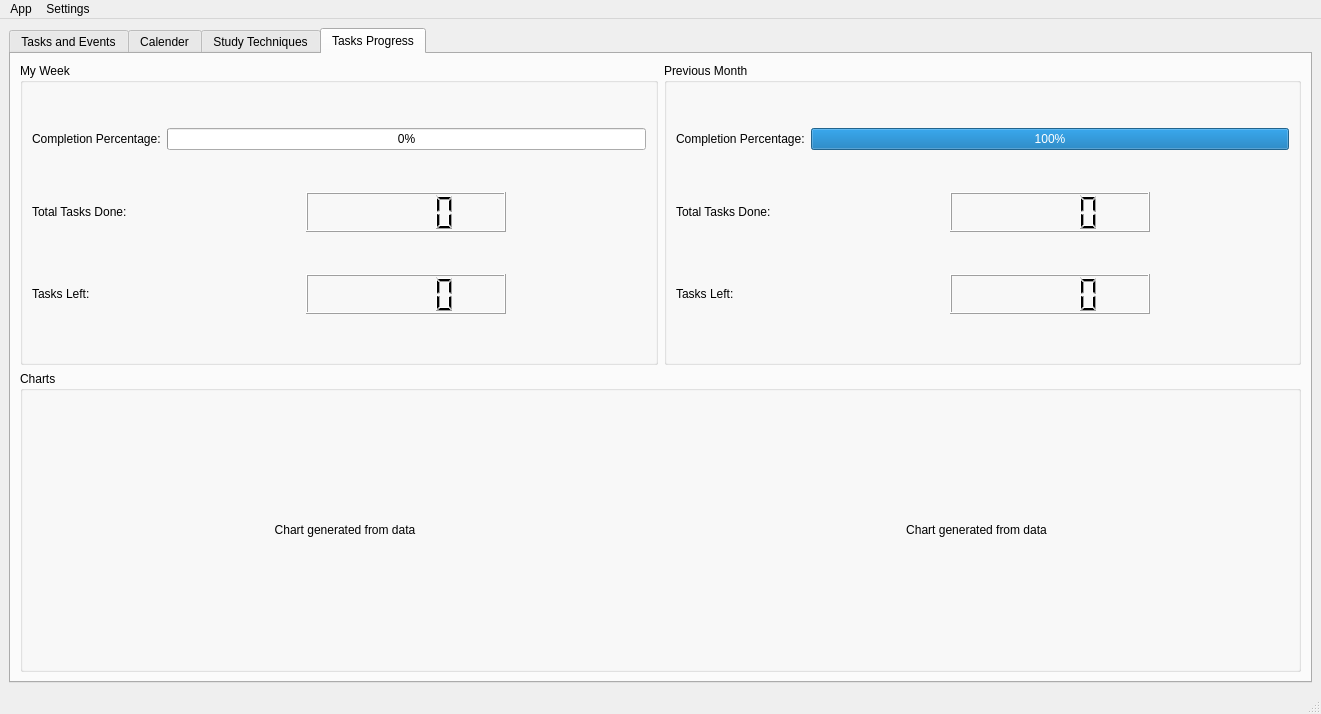
The window that App/mainWindow.ui (BadrGello/Task-Management-App) describes before a commit, drawn with Qt 5.
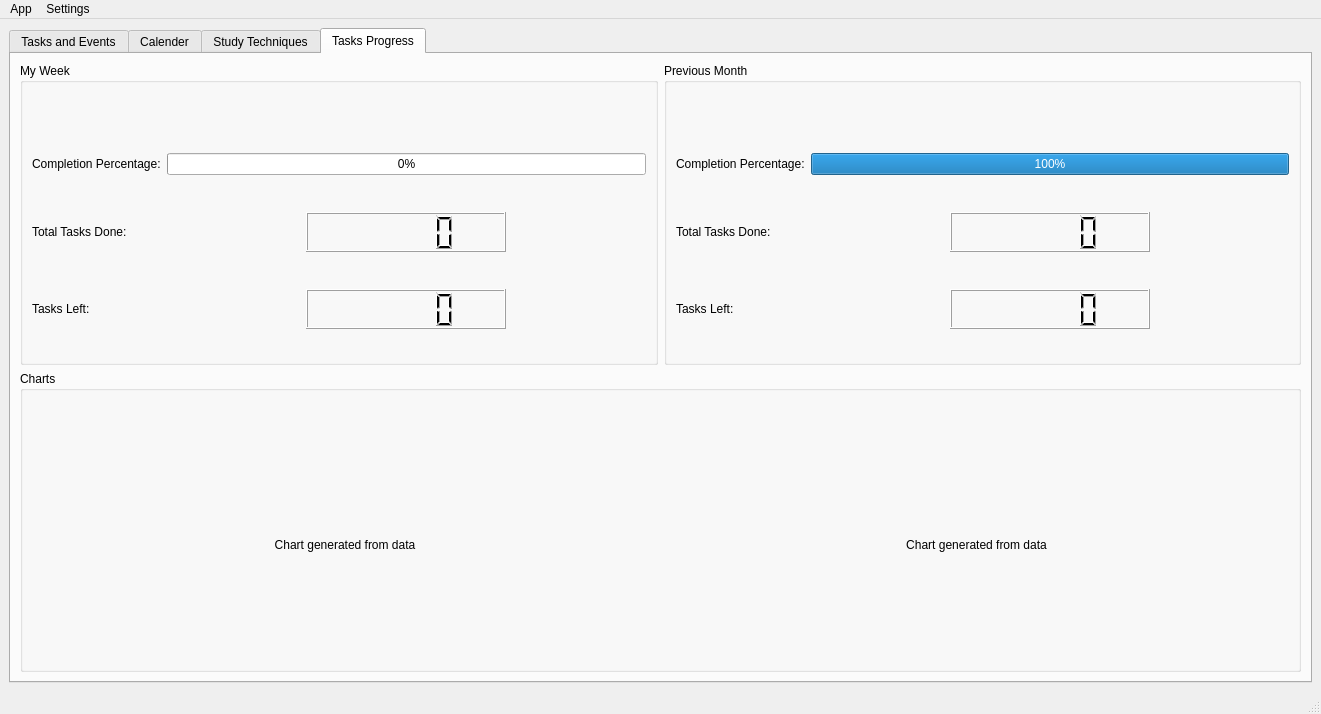
The same window after the commit. The open tabs and pages were chosen to show the change. Icons and pictures are not drawn.

What changed in the file:
```diff
--- a/App/mainWindow.ui
+++ b/App/mainWindow.ui
@@ -836,79 +836,7 @@
         <string>Tasks Progress</string>
        </attribute>
        <layout class="QGridLayout" name="gridLayout_5">
-        <item row="0" column="1">
-         <widget class="QGroupBox" name="prev_month">
-          <property name="title">
-           <string>Previous Month</string>
-          </property>
-          <property name="flat">
-           <bool>true</bool>
-          </property>
-          <layout class="QGridLayout" name="gridLayout_8">
-           <item row="0" column="0">
-            <widget class="QLabel" name="copmletion_label_2">
-             <property name="text">
-              <string>Completion Percentage:</string>
-             </property>
-            </widget>
-           </item>
-           <item row="0" column="1">
-            <widget class="QProgressBar" name="completion_bar_month">
-             <property name="value">
-              <number>100</number>
-             </property>
-            </widget>
-           </item>
-           <item row="1" column="0">
-            <widget class="QLabel" name="done_2">
-             <property name="text">
-              <string>Total Tasks Done:</string>
-             </property>
-            </widget>
-           </item>
-           <item row="1" column="1" alignment="Qt::AlignHCenter">
-            <widget class="QLCDNumber" name="doneNum_month">
-             <property name="minimumSize">
-              <size>
-               <width>200</width>
-               <height>40</height>
-              </size>
-             </property>
-             <property name="maximumSize">
-              <size>
-               <width>200</width>
-               <height>40</height>
-              </size>
-             </property>
-            </widget>
-           </item>
-           <item row="2" column="0">
-            <widget class="QLabel" name="left_2">
-             <property name="text">
-              <string>Tasks Left:</string>
-             </property>
-            </widget>
-           </item>
-           <item row="2" column="1" alignment="Qt::AlignHCenter">
-            <widget class="QLCDNumber" name="leftNum_month">
-             <property name="minimumSize">
-              <size>
-               <width>200</width>
-               <height>40</height>
-              </size>
-             </property>
-             <property name="maximumSize">
-              <size>
-               <width>200</width>
-               <height>40</height>
-              </size>
-             </property>
-            </widget>
-           </item>
-          </layout>
-         </widget>
-        </item>
-        <item row="1" column="0" colspan="2">
+        <item row="2" column="0" colspan="2">
          <widget class="QGroupBox" name="myDay_data_2">
           <property name="title">
            <string>Charts</string>
@@ -917,31 +845,63 @@
            <bool>true</bool>
           </property>
           <layout class="QGridLayout" name="gridLayout_6">
+           <item row="1" column="1">
+            <widget class="QLabel" name="chart_month">
+             <property name="text">
+              <string>Chart generated from data</string>
+             </property>
+             <property name="textFormat">
+              <enum>Qt::AutoText</enum>
+             </property>
+             <property name="alignment">
+              <set>Qt::AlignCenter</set>
+             </property>
+            </widget>
+           </item>
+           <item row="1" column="0">
+            <widget class="QLabel" name="chart_week">
+             <property name="text">
+              <string>Chart generated from data</string>
+             </property>
+             <property name="textFormat">
+              <enum>Qt::AutoText</enum>
+             </property>
+             <property name="alignment">
+              <set>Qt::AlignCenter</set>
+             </property>
+            </widget>
+           </item>
            <item row="0" column="0">
-            <widget class="QLabel" name="chart1_3">
-             <property name="text">
-              <string>Chart generated from data</string>
+            <spacer name="verticalSpacer_10">
+             <property name="orientation">
+              <enum>Qt::Vertical</enum>
              </property>
-             <property name="textFormat">
-              <enum>Qt::AutoText</enum>
+             <property name="sizeType">
+              <enum>QSizePolicy::Fixed</enum>
              </property>
-             <property name="alignment">
-              <set>Qt::AlignCenter</set>
+             <property name="sizeHint" stdset="0">
+              <size>
+               <width>20</width>
+               <height>30</height>
+              </size>
              </property>
-            </widget>
+            </spacer>
            </item>
            <item row="0" column="1">
-            <widget class="QLabel" name="chart1_2">
-             <property name="text">
-              <string>Chart generated from data</string>
+            <spacer name="verticalSpacer_11">
+             <property name="orientation">
+              <enum>Qt::Vertical</enum>
              </property>
-             <property name="textFormat">
-              <enum>Qt::AutoText</enum>
+             <property name="sizeType">
+              <enum>QSizePolicy::Fixed</enum>
              </property>
-             <property name="alignment">
-              <set>Qt::AlignCenter</set>
+             <property name="sizeHint" stdset="0">
+              <size>
+               <width>20</width>
+               <height>30</height>
+              </size>
              </property>
-            </widget>
+            </spacer>
            </item>
           </layout>
          </widget>
@@ -955,14 +915,7 @@
            <bool>true</bool>
           </property>
           <layout class="QGridLayout" name="gridLayout_7">
-           <item row="0" column="0">
-            <widget class="QLabel" name="copmletion_label">
-             <property name="text">
-              <string>Completion Percentage:</string>
-             </property>
-            </widget>
-           </item>
-           <item row="0" column="1">
+           <item row="2" column="1">
             <widget class="QProgressBar" name="completion_bar_week">
              <property name="enabled">
               <bool>true</bool>
@@ -972,37 +925,44 @@
              </property>
             </widget>
            </item>
-           <item row="1" column="0">
+           <item row="4" column="0">
             <widget class="QLabel" name="done">
              <property name="text">
               <string>Total Tasks Done:</string>
              </property>
             </widget>
            </item>
-           <item row="1" column="1" alignment="Qt::AlignHCenter">
-            <widget class="QLCDNumber" name="doneNum_week">
-             <property name="minimumSize">
-              <size>
-               <width>200</width>
-               <height>40</height>
-              </size>
-             </property>
-             <property name="maximumSize">
-              <size>
-               <width>200</width>
-               <height>40</height>
-              </size>
+           <item row="2" column="0">
+            <widget class="QLabel" name="copmletion_label">
+             <property name="text">
+              <string>Completion Percentage:</string>
              </property>
             </widget>
            </item>
-           <item row="2" column="0">
+           <item row="6" column="0">
             <widget class="QLabel" name="left">
              <property name="text">
               <string>Tasks Left:</string>
              </property>
             </widget>
            </item>
-           <item row="2" column="1" alignment="Qt::AlignHCenter">
+           <item row="4" column="1" alignment="Qt::AlignHCenter">
+            <widget class="QLCDNumber" name="doneNum_week">
+             <property name="minimumSize">
+              <size>
+               <width>200</width>
+               <height>40</height>
+              </size>
+             </property>
+             <property name="maximumSize">
+              <size>
+               <width>200</width>
+               <height>40</height>
+              </size>
+             </property>
+            </widget>
+           </item>
+           <item row="6" column="1" alignment="Qt::AlignHCenter">
             <widget class="QLCDNumber" name="leftNum_week">
              <property name="minimumSize">
               <size>
@@ -1018,6 +978,174 @@
              </property>
             </widget>
            </item>
+           <item row="3" column="1">
+            <spacer name="verticalSpacer_12">
+             <property name="orientation">
+              <enum>Qt::Vertical</enum>
+             </property>
+             <property name="sizeType">
+              <enum>QSizePolicy::Fixed</enum>
+             </property>
+             <property name="sizeHint" stdset="0">
+              <size>
+               <width>20</width>
+               <height>10</height>
+              </size>
+             </property>
+            </spacer>
+           </item>
+           <item row="1" column="1">
+            <spacer name="verticalSpacer_8">
+             <property name="orientation">
+              <enum>Qt::Vertical</enum>
+             </property>
+             <property name="sizeType">
+              <enum>QSizePolicy::Fixed</enum>
+             </property>
+             <property name="sizeHint" stdset="0">
+              <size>
+               <width>20</width>
+               <height>40</height>
+              </size>
+             </property>
+            </spacer>
+           </item>
+           <item row="5" column="1">
+            <spacer name="verticalSpacer_13">
+             <property name="orientation">
+              <enum>Qt::Vertical</enum>
+             </property>
+             <property name="sizeType">
+              <enum>QSizePolicy::Fixed</enum>
+             </property>
+             <property name="sizeHint" stdset="0">
+              <size>
+               <width>20</width>
+               <height>10</height>
+              </size>
+             </property>
+            </spacer>
+           </item>
+          </layout>
+         </widget>
+        </item>
+        <item row="0" column="1">
+         <widget class="QGroupBox" name="prev_month">
+          <property name="title">
+           <string>Previous Month</string>
+          </property>
+          <property name="flat">
+           <bool>true</bool>
+          </property>
+          <layout class="QGridLayout" name="gridLayout_8">
+           <item row="4" column="0">
+            <widget class="QLabel" name="done_2">
+             <property name="text">
+              <string>Total Tasks Done:</string>
+             </property>
+            </widget>
+           </item>
+           <item row="4" column="1" alignment="Qt::AlignHCenter">
+            <widget class="QLCDNumber" name="doneNum_month">
+             <property name="minimumSize">
+              <size>
+               <width>200</width>
+               <height>40</height>
+              </size>
+             </property>
+             <property name="maximumSize">
+              <size>
+               <width>200</width>
+               <height>40</height>
+              </size>
+             </property>
+            </widget>
+           </item>
+           <item row="2" column="0">
+            <widget class="QLabel" name="copmletion_label_2">
+             <property name="text">
+              <string>Completion Percentage:</string>
+             </property>
+            </widget>
+           </item>
+           <item row="2" column="1">
+            <widget class="QProgressBar" name="completion_bar_month">
+             <property name="value">
+              <number>100</number>
+             </property>
+            </widget>
+           </item>
+           <item row="6" column="0">
+            <widget class="QLabel" name="left_2">
+             <property name="text">
+              <string>Tasks Left:</string>
+             </property>
+            </widget>
+           </item>
+           <item row="6" column="1" alignment="Qt::AlignHCenter">
+            <widget class="QLCDNumber" name="leftNum_month">
+             <property name="minimumSize">
+              <size>
+               <width>200</width>
+               <height>40</height>
+              </size>
+             </property>
+             <property name="maximumSize">
+              <size>
+               <width>200</width>
+               <height>40</height>
+              </size>
+             </property>
+            </widget>
+           </item>
+           <item row="3" column="1">
+            <spacer name="verticalSpacer_14">
+             <property name="orientation">
+              <enum>Qt::Vertical</enum>
+             </property>
+             <property name="sizeType">
+              <enum>QSizePolicy::Fixed</enum>
+             </property>
+             <property name="sizeHint" stdset="0">
+              <size>
+               <width>20</width>
+               <height>10</height>
+              </size>
+             </property>
+            </spacer>
+           </item>
+           <item row="0" column="1">
+            <spacer name="verticalSpacer_9">
+             <property name="orientation">
+              <enum>Qt::Vertical</enum>
+             </property>
+             <property name="sizeType">
+              <enum>QSizePolicy::Fixed</enum>
+             </property>
+             <property name="sizeHint" stdset="0">
+              <size>
+               <width>20</width>
+               <height>40</height>
+              </size>
+             </property>
+            </spacer>
+           </item>
+           <item row="5" column="1">
+            <spacer name="verticalSpacer_15">
+             <property name="orientation">
+              <enum>Qt::Vertical</enum>
+             </property>
+             <property name="sizeType">
+              <enum>QSizePolicy::Fixed</enum>
+             </property>
+             <property name="sizeHint" stdset="0">
+              <size>
+               <width>20</width>
+               <height>10</height>
+              </size>
+             </property>
+            </spacer>
+           </item>
           </layout>
          </widget>
         </item>
```
Left out of the diff: 12 changed lines with no effect on the pictures.
